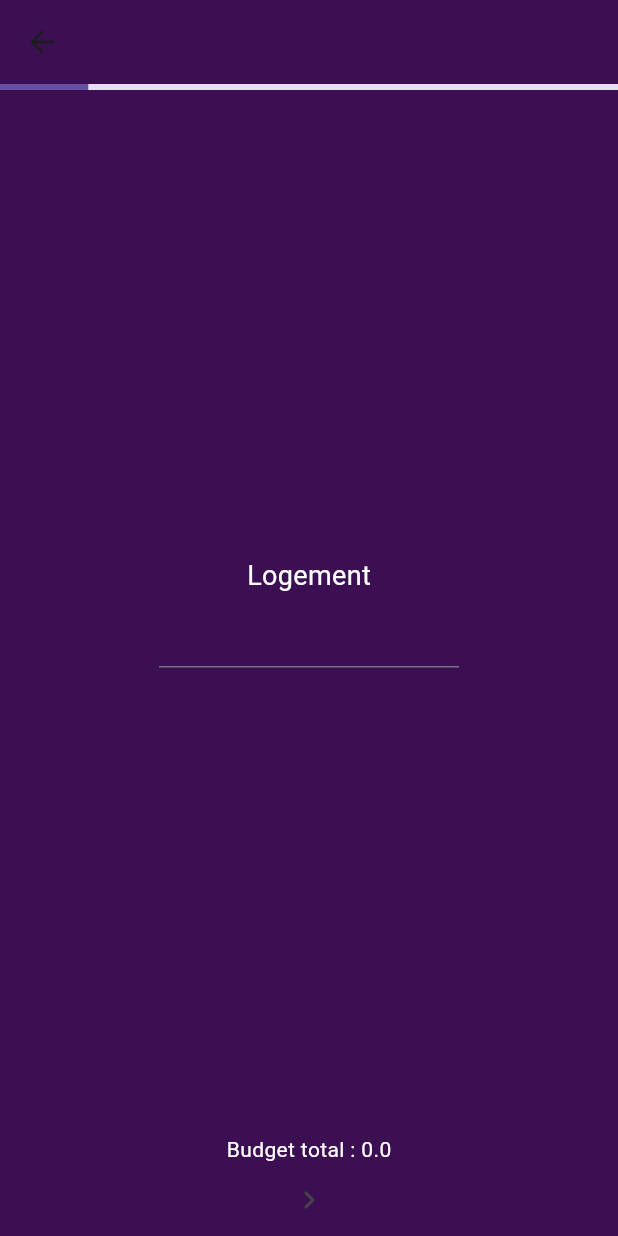
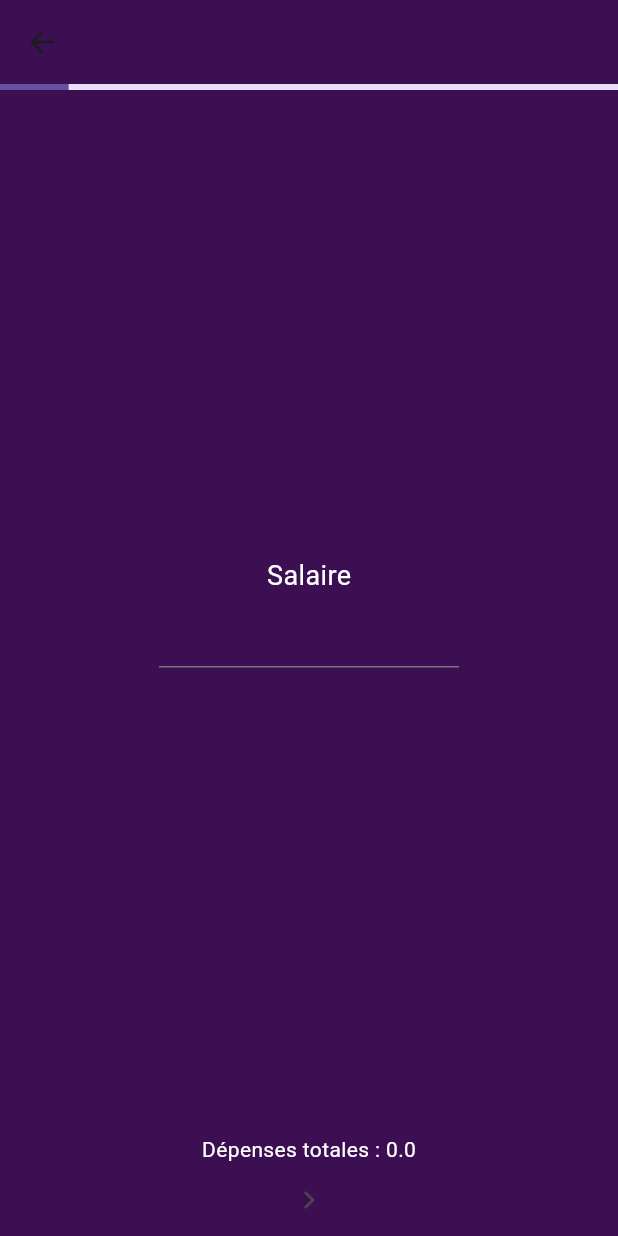
Before and after one commit to LouisNdt/flutter_cashmate, a Flutter app: the screen it shows after launch, after a tap on "Créer mon budget", on a phone screen of 412 x 824 dp. Run offline on Flutter 3.47's test engine with Material 3 defaults, Android fonts, the phone set to English and light mode, and no system bars; our stand-ins replace fl_chart.

Commit message:
chore: harmonisation des ajouts de revenus / depenses

```diff
--- a/lib/budget.dart
+++ b/lib/budget.dart
@@ -1,4 +1,5 @@
 import 'package:cashmate/home.dart';
+import 'package:cashmate/main.dart';
 import 'package:flutter/material.dart';
 
 class BudgetCreation extends StatefulWidget {
@@ -11,14 +12,16 @@ class BudgetCreation extends StatefulWidget {
 
 class _BudgetCreationState extends State<BudgetCreation> {
 
-  final List<String> categories = ["Logement", "Alimentation", "Transport", "Esthétique", "Abonnements", "Loisirs", "Recap"];
+  final List<String> categories = ["Salaire", "Autres revenus","Logement", "Alimentation", "Transport", "Esthétique", "Abonnements", "Loisirs", "Recap"];
   final PageController _pageController = PageController();
   final List<Map<String, dynamic>> transactions = [];
+  double totalRevenus =  0;
+  double totalDepenses = 0;
   int _currentPage = 0;
 
   @override
   Widget build(BuildContext context) {
-    double totalBudget = _calculateTotalBudget();
+
     return Scaffold(
         backgroundColor: const Color.fromRGBO(59, 15, 82, 1.0),
         appBar: AppBar(
@@ -32,11 +35,11 @@ class _BudgetCreationState extends State<BudgetCreation> {
                 controller: _pageController,
                 itemCount: categories.length,
                   itemBuilder: (context, index) {
-                    return _buildCategoryPage(categories[index], totalBudget);
+                    return _buildCategoryPage(categories[index], totalRevenus, totalDepenses);
                   }
               )
           ),
-          Text("Budget total : $totalBudget", style: const TextStyle(color: Colors.white, fontSize: 14),),
+          Text("Dépenses totales : $totalDepenses", style: const TextStyle(color: Colors.white, fontSize: 14),),
           Row(
             mainAxisAlignment: MainAxisAlignment.center,
             children: [
@@ -54,9 +57,9 @@ class _BudgetCreationState extends State<BudgetCreation> {
     );
   }
 
-  Widget _buildCategoryPage(String category, double totalBudget) {
+  Widget _buildCategoryPage(String category, double totalRevenus, double totalDepenses) {
     if (category == "Recap") {
-      return _buildRecapPage(totalBudget); // Affiche la page de résumé
+      return _buildRecapPage(totalRevenus); // Affiche la page de résumé
     }
 
     return Padding(
@@ -74,6 +77,9 @@ class _BudgetCreationState extends State<BudgetCreation> {
               onSubmitted: (value) => _nextPage(),
               onChanged: (value) {
                 setState(() {
+                  if(category=="Salaire" || category=="Autres revenus"){
+                    _updateTransaction(category, double.tryParse(value) ?? 0.0, true);
+                  }
                   _updateTransaction(category, double.tryParse(value) ?? 0.0, false);
                 });
               },
@@ -84,14 +90,14 @@ class _BudgetCreationState extends State<BudgetCreation> {
     );
   }
 
-  Widget _buildRecapPage(double totalBudget){
+  Widget _buildRecapPage(double totalDepenses){
     return Padding(padding: EdgeInsets.all(20),
     child: Column(
       mainAxisAlignment: MainAxisAlignment.center,
       children: [
-        Text("Total des dépenses : $totalBudget", style: TextStyle(color: Colors.white, fontSize: 20),),
+        Text("Total des dépenses : $totalDepenses", style: TextStyle(color: Colors.white, fontSize: 20),),
         ElevatedButton(onPressed: () {
-          Navigator.push(context, MaterialPageRoute(builder: (context) => Home(transactions: transactions)));
+          Navigator.push(context, MaterialPageRoute(builder: (context) => MyApp(transactions: transactions)));
         }, child: Text("Voir le dashboard"))
       ],
     ),
@@ -124,13 +130,15 @@ class _BudgetCreationState extends State<BudgetCreation> {
       // Mise à jour de la valeur existante
       transactions[existingIndex]['amount'] = amount;
     } else {
+      if(isRevenue==false){
+        totalDepenses += amount;
+      } else {
+        totalRevenus += amount;
+      }
       // Ajout d'une nouvelle transaction
       transactions.add({'category': category, 'amount': amount, 'isRevenue': isRevenue});
     }
   }
 
-  double _calculateTotalBudget() {
-    return transactions.fold(0.0, (sum, transaction) => sum + transaction['amount']);
-  }
 
 }
--- a/lib/home.dart
+++ b/lib/home.dart
@@ -107,25 +107,6 @@ class _Home extends State<Home> {
                         )
 
                     ),
-                    Row(
-                      mainAxisAlignment: MainAxisAlignment.spaceEvenly,
-                      children: [
-                        FilledButton(onPressed: () {
-                          _showAddTransactionDialog(context, true);
-                        },
-                          child: const Text(
-                              "Ajouter mes revenus"
-                          ),
-                        ),
-                        FilledButton(onPressed: () {
-                          _showAddTransactionDialog(context, false);
-                        },
-                          child: const Text(
-                              "Ajouter mes dépenses"
-                          ),
-                        ),
-                      ],
-                    ),
                     ElevatedButton(
                         onPressed: (){
                           Navigator.push(context, MaterialPageRoute(builder: (context) => const BudgetCreation()));
--- a/lib/main.dart
+++ b/lib/main.dart
@@ -4,11 +4,13 @@ import 'package:fl_chart/fl_chart.dart';
 import 'package:flutter/material.dart';
 
 void main() {
-  runApp(const MyApp());
+  runApp(const MyApp(transactions: [],));
 }
 
 class MyApp extends StatelessWidget {
-  const MyApp({super.key});
+  const MyApp({super.key, required this.transactions});
+  final List<Map<String, dynamic>> transactions; // Ajoute cette ligne
+
 
   @override
   Widget build(BuildContext context) {
@@ -18,13 +20,14 @@ class MyApp extends StatelessWidget {
       theme: ThemeData(
         useMaterial3: true,
       ),
-      home: const MyHomePage(title: 'Cash Mate'),
+      home: MyHomePage(title: 'Cash Mate', transactions: transactions),
     );
   }
 }
 
 class MyHomePage extends StatefulWidget {
-  const MyHomePage({super.key, required this.title});
+  const MyHomePage({super.key, required this.title, required this.transactions});
+  final List<Map<String, dynamic>> transactions; // Ajoute cette ligne
 
 
   final String title;
@@ -35,7 +38,7 @@ class MyHomePage extends StatefulWidget {
 
 class _MyHomePageState extends State<MyHomePage> {
   int _selectedIndex = 0; // Index de la page actuelle
-  List<Map<String, dynamic>> transactions = []; // Stocke les transactions
+  late List<Map<String, dynamic>> transactions;
 
   void _addTransaction(Map<String, dynamic> transaction) {
     setState(() {
@@ -43,6 +46,11 @@ class _MyHomePageState extends State<MyHomePage> {
     });
   }
 
+  @override
+  void initState() {
+    super.initState();
+    transactions = List.from(widget.transactions); // ✅ Initialisation ici
+  }
 
   // Changer l'index lorsqu'on clique sur un onglet
   void _onItemTapped(int index) {
--- a/lib/operations.dart
+++ b/lib/operations.dart
@@ -56,7 +56,7 @@ class _Operations extends State<Operations> {
                         mainAxisAlignment: MainAxisAlignment.spaceEvenly,
                         children: [
                           Text(
-                            transaction["description"],
+                            transaction["category"],
                             style: TextStyle(
                               fontSize: 18,
                               color: Theme.of(context).primaryColorLight,
```
